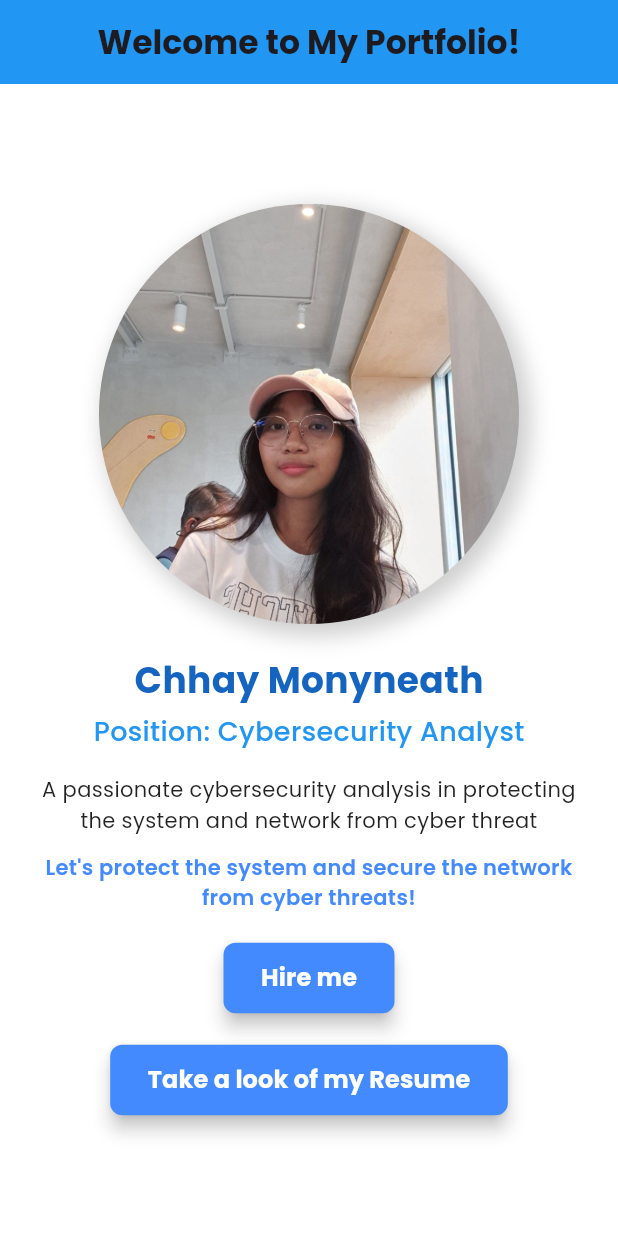
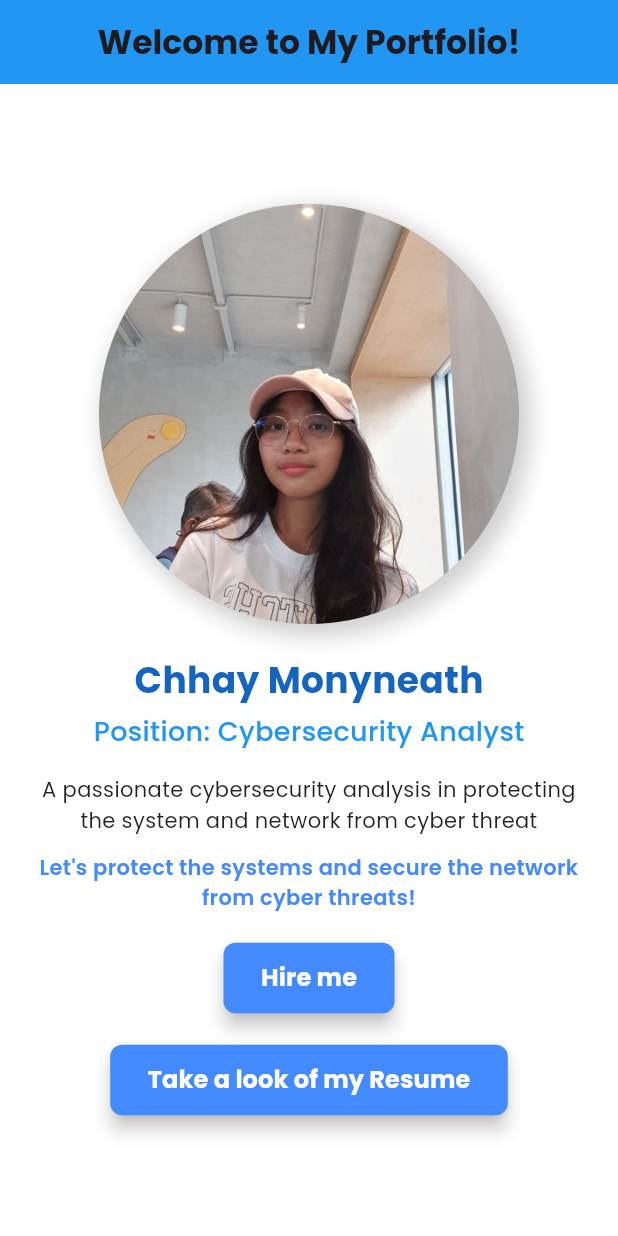
Before and after one commit to ChhayMonyneath123/Mobile-Course, a Flutter app: the screen it shows after launch, on a phone screen of 412 x 824 dp. Run offline on Flutter 3.47's test engine with Material 3 defaults, Android fonts, the phone set to English and light mode, and no system bars; our stand-ins replace google_fonts.

Commit message:
Personal Portfolio

```diff
--- a/lib/homescreen.dart
+++ b/lib/homescreen.dart
@@ -109,7 +109,7 @@ class Homescreen extends StatelessWidget {
               ),
               const SizedBox(height: 10),
               Text(
-                "Let's protect the system and secure the network from cyber threats! ",
+                "Let's protect the systems and secure the network from cyber threats! ",
                 textAlign: TextAlign.center,
                 style: GoogleFonts.poppins(
                   fontSize: 14,
```
